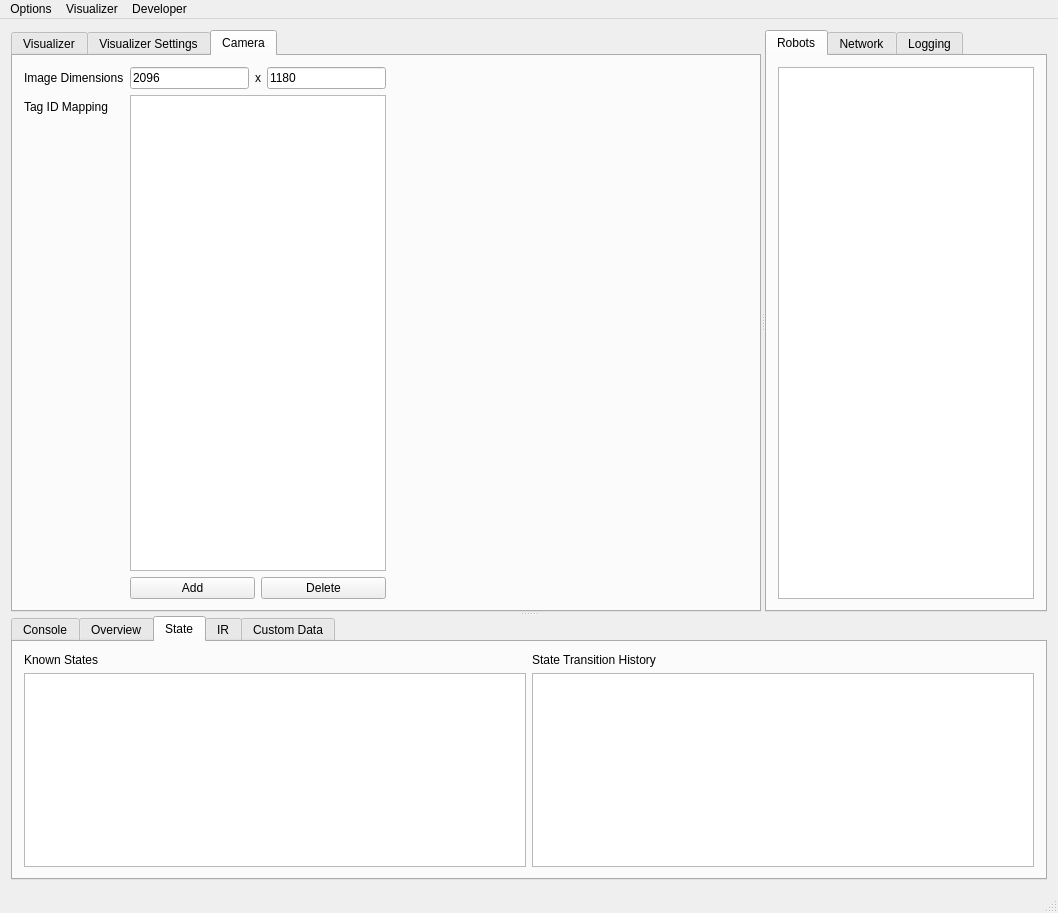
Qt form mainwindow.ui (yorkrobotlab/ardebug) before a commit.
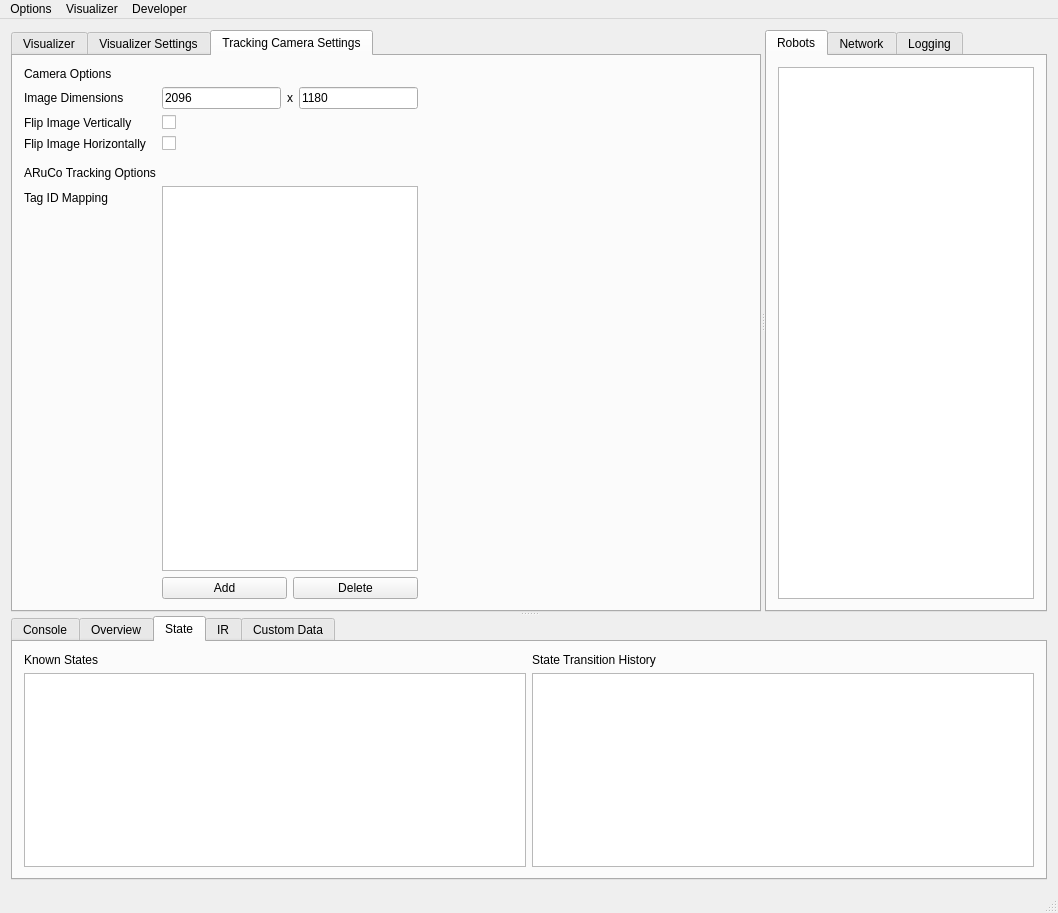
The same form after that commit.

Commit message: Adding image flip options

What changed in the file:
```diff
--- a/mainwindow.ui
+++ b/mainwindow.ui
@@ -121,19 +121,19 @@
         </widget>
         <widget class="QWidget" name="cameraTab">
          <attribute name="title">
-          <string>Camera</string>
+          <string>Tracking Camera Settings</string>
          </attribute>
          <layout class="QFormLayout" name="formLayout_8">
           <item row="0" column="0">
            <layout class="QFormLayout" name="formLayout_7">
-            <item row="0" column="0">
+            <item row="1" column="0">
              <widget class="QLabel" name="label_5">
               <property name="text">
                <string>Image Dimensions</string>
               </property>
              </widget>
             </item>
-            <item row="0" column="1">
+            <item row="1" column="1">
              <layout class="QHBoxLayout" name="horizontalLayout_3">
               <item>
                <widget class="QLineEdit" name="imageXDimEdit">
@@ -182,17 +182,38 @@
               </item>
              </layout>
             </item>
-            <item row="1" column="0">
+            <item row="2" column="0">
+             <widget class="QLabel" name="label_10">
+              <property name="text">
+               <string>Flip Image Vertically</string>
+              </property>
+             </widget>
+            </item>
+            <item row="3" column="0">
+             <widget class="QLabel" name="label_19">
+              <property name="text">
+               <string>Flip Image Horizontally</string>
+              </property>
+             </widget>
+            </item>
+            <item row="4" column="0">
+             <widget class="Line" name="line_2">
+              <property name="orientation">
+               <enum>Qt::Horizontal</enum>
+              </property>
+             </widget>
+            </item>
+            <item row="6" column="0">
              <widget class="QLabel" name="label_7">
               <property name="text">
                <string>Tag ID Mapping</string>
               </property>
              </widget>
             </item>
-            <item row="1" column="1">
+            <item row="6" column="1">
              <widget class="QTableWidget" name="tagMappingTable"/>
             </item>
-            <item row="2" column="1">
+            <item row="7" column="1">
              <layout class="QHBoxLayout" name="horizontalLayout_2">
               <item>
                <widget class="QPushButton" name="tagMappingAddButton">
@@ -210,6 +231,34 @@
               </item>
              </layout>
             </item>
+            <item row="0" column="0">
+             <widget class="QLabel" name="label_8">
+              <property name="text">
+               <string>Camera Options</string>
+              </property>
+             </widget>
+            </item>
+            <item row="5" column="0">
+             <widget class="QLabel" name="label_9">
+              <property name="text">
+               <string>ARuCo Tracking Options</string>
+              </property>
+             </widget>
+            </item>
+            <item row="2" column="1">
+             <widget class="QCheckBox" name="flipImageVerticallyCheckBox">
+              <property name="text">
+               <string/>
+              </property>
+             </widget>
+            </item>
+            <item row="3" column="1">
+             <widget class="QCheckBox" name="flipImageHorizontallyCheckBox">
+              <property name="text">
+               <string/>
+              </property>
+             </widget>
+            </item>
            </layout>
           </item>
          </layout>
```
The commit also changes 5 other files.
